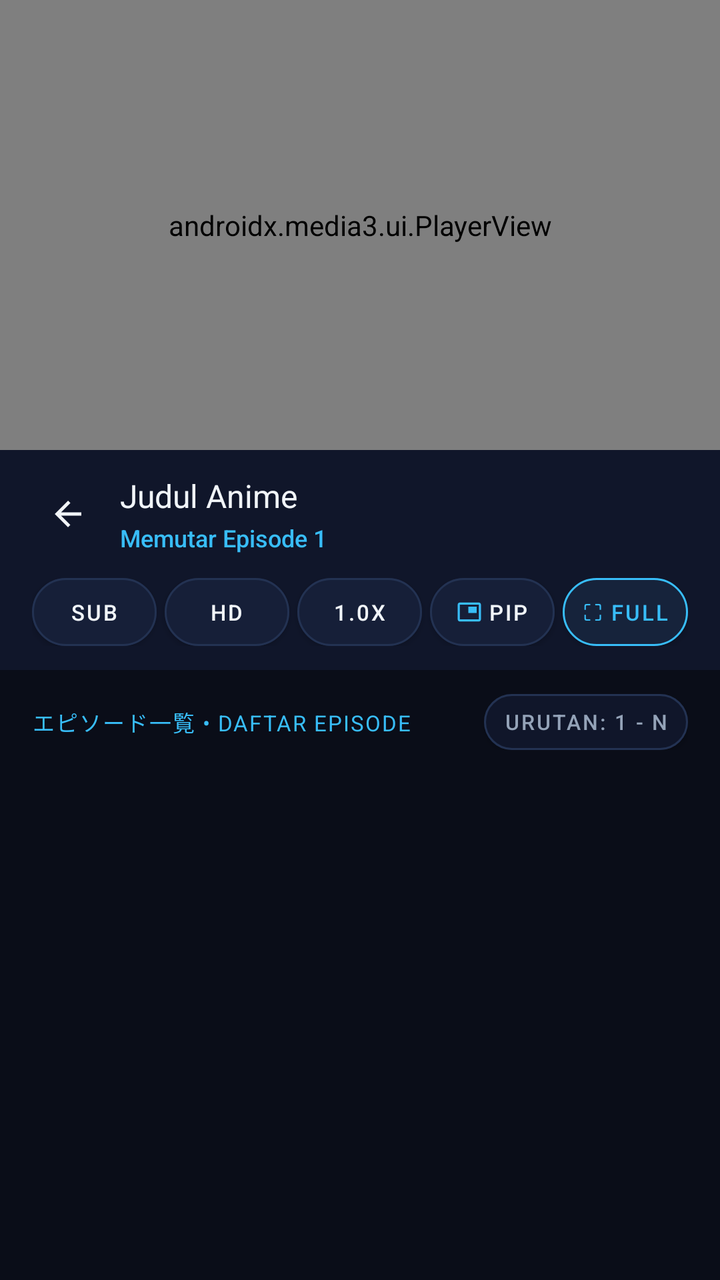
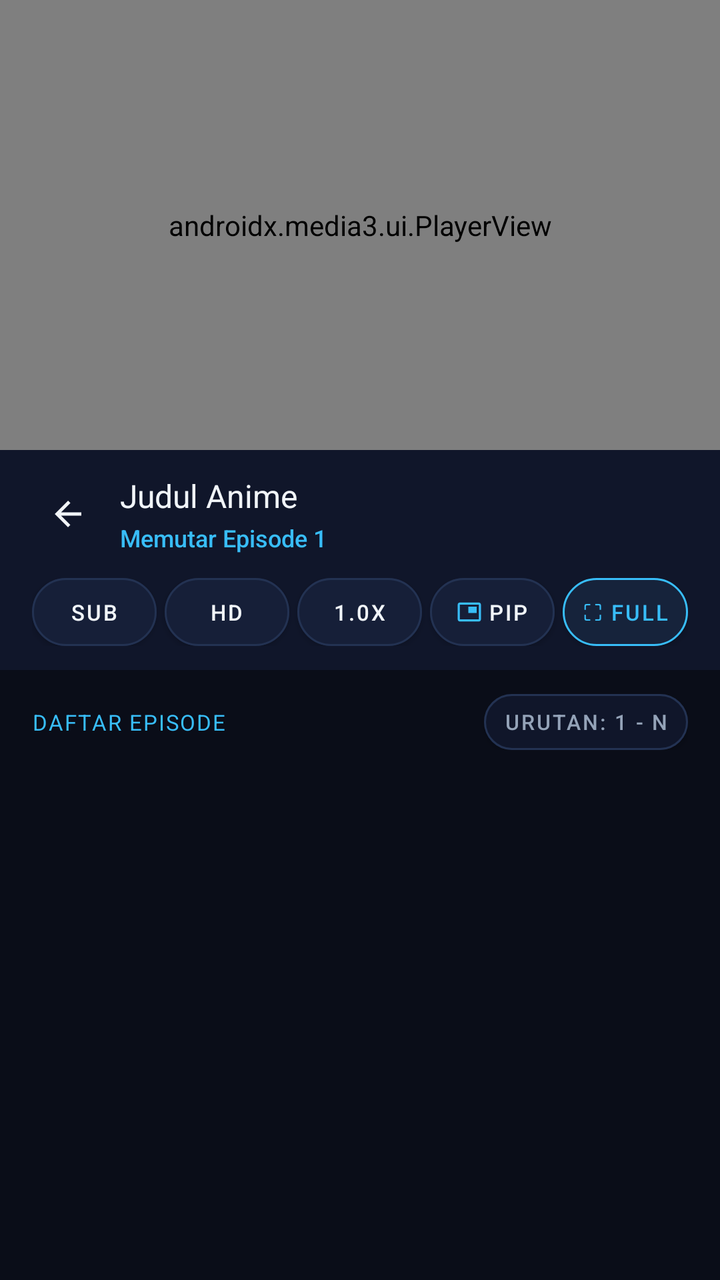

Compare the two renders of this Android layout. The source of the first and the diff that turns it into the second are given below.
<!-- AndroidManifest.xml: application theme Theme.Menatap -->
<!-- res/layout/activity_player.xml -->
<?xml version="1.0" encoding="utf-8"?>
<LinearLayout xmlns:android="http://schemas.android.com/apk/res/android"
    xmlns:app="http://schemas.android.com/apk/res-auto"
    android:id="@+id/layout_player_root"
    android:layout_width="match_parent"
    android:layout_height="match_parent"
    android:orientation="vertical"
    android:background="@drawable/bg_anime_canvas_shinkai">

    
    <FrameLayout
        android:id="@+id/fl_player_wrapper"
        android:layout_width="match_parent"
        android:layout_height="225dp"
        android:background="#000000">

        
        <androidx.media3.ui.PlayerView
            android:id="@+id/player_view"
            android:layout_width="match_parent"
            android:layout_height="match_parent"
            app:use_controller="true"
            app:show_timeout="3500"
            app:show_next_button="true"
            app:show_previous_button="true"
            app:show_subtitle_button="true"
            app:resize_mode="fit"
            app:surface_type="surface_view" />

        
        <LinearLayout
            android:id="@+id/hud_hold_speed"
            android:layout_width="wrap_content"
            android:layout_height="wrap_content"
            android:layout_gravity="top|center_horizontal"
            android:layout_marginTop="28dp"
            android:orientation="horizontal"
            android:gravity="center"
            android:background="@drawable/bg_player_hud_pill"
            android:paddingHorizontal="18dp"
            android:paddingVertical="8dp"
            android:elevation="6dp"
            android:visibility="gone">

            <TextView
                android:id="@+id/tv_hold_speed_icon"
                android:layout_width="wrap_content"
                android:layout_height="wrap_content"
                android:text="⚡"
                android:textColor="@color/accent_glacial"
                android:textSize="15sp" />

            <TextView
                android:id="@+id/tv_hold_speed_text"
                android:layout_width="wrap_content"
                android:layout_height="wrap_content"
                android:layout_marginStart="8dp"
                android:text="2X Cepat >>"
                android:textColor="@color/text_frost_bright"
                android:textSize="13sp"
                android:fontFamily="sans-serif-medium" />
        </LinearLayout>

        
        <LinearLayout
            android:id="@+id/hud_osd"
            android:layout_width="wrap_content"
            android:layout_height="wrap_content"
            android:layout_gravity="center"
            android:orientation="horizontal"
            android:gravity="center_vertical"
            android:background="@drawable/bg_player_hud_pill"
            android:paddingHorizontal="20dp"
            android:paddingVertical="9dp"
            android:elevation="6dp"
            android:visibility="gone">

            <TextView
                android:id="@+id/tv_osd_icon"
                android:layout_width="wrap_content"
                android:layout_height="wrap_content"
                android:text="VOL"
                android:textColor="@color/accent_glacial"
                android:textSize="12sp"
                android:fontFamily="sans-serif-bold"
                android:letterSpacing="0.04" />

            <ProgressBar
                android:id="@+id/pb_osd_bar"
                style="?android:attr/progressBarStyleHorizontal"
                android:layout_width="110dp"
                android:layout_height="5dp"
                android:layout_marginStart="12dp"
                android:max="100"
                android:progress="50"
                android:progressTint="@color/accent_glacial" />

            <TextView
                android:id="@+id/tv_osd_val"
                android:layout_width="wrap_content"
                android:layout_height="wrap_content"
                android:layout_marginStart="10dp"
                android:text="50%"
                android:textColor="@color/text_frost_bright"
                android:textSize="13sp"
                android:fontFamily="sans-serif-medium" />
        </LinearLayout>

        
        <TextView
            android:id="@+id/tv_ripple_left"
            android:layout_width="130dp"
            android:layout_height="match_parent"
            android:layout_gravity="start"
            android:gravity="center"
            android:text="-10s"
            android:textColor="@color/text_frost_bright"
            android:textSize="18sp"
            android:fontFamily="sans-serif-bold"
            android:background="@drawable/bg_ripple_seek_left"
            android:clickable="false"
            android:visibility="gone" />

        <TextView
            android:id="@+id/tv_ripple_right"
            android:layout_width="130dp"
            android:layout_height="match_parent"
            android:layout_gravity="end"
            android:gravity="center"
            android:text="+10s"
            android:textColor="@color/text_frost_bright"
            android:textSize="18sp"
            android:fontFamily="sans-serif-bold"
            android:background="@drawable/bg_ripple_seek_right"
            android:clickable="false"
            android:visibility="gone" />

        
        <LinearLayout
            android:id="@+id/layout_buffering"
            android:layout_width="wrap_content"
            android:layout_height="wrap_content"
            android:layout_gravity="center"
            android:gravity="center"
            android:orientation="vertical"
            android:paddingHorizontal="22dp"
            android:paddingVertical="14dp"
            android:background="@drawable/bg_buffering_hud"
            android:visibility="gone">

            <ProgressBar
                android:id="@+id/pb_video_buffering"
                android:layout_width="32dp"
                android:layout_height="32dp"
                android:indeterminate="true"
                android:indeterminateTint="@color/accent_glacial" />

            <TextView
                android:id="@+id/tv_buffering_text"
                android:layout_width="wrap_content"
                android:layout_height="wrap_content"
                android:layout_marginTop="8dp"
                android:text="MENYIAPKAN STREAM..."
                android:textColor="@color/accent_glacial"
                android:textSize="11sp"
                android:fontFamily="sans-serif-bold"
                android:letterSpacing="0.05" />
        </LinearLayout>

        
        <TextView
            android:id="@+id/tv_subtitles"
            android:layout_width="wrap_content"
            android:layout_height="wrap_content"
            android:layout_gravity="bottom|center_horizontal"
            android:layout_marginBottom="22dp"
            android:layout_marginHorizontal="20dp"
            android:maxWidth="560dp"
            android:elevation="20dp"
            android:clickable="false"
            android:background="@drawable/bg_subtitle_pill"
            android:paddingHorizontal="14dp"
            android:paddingVertical="6dp"
            android:gravity="center"
            android:textAlignment="center"
            android:text=""
            android:textColor="#FFFFFF"
            android:textSize="16sp"
            android:textStyle="bold"
            android:shadowColor="#000000"
            android:shadowDx="1.5"
            android:shadowDy="1.5"
            android:shadowRadius="3.5"
            android:visibility="gone" />

        
        <Button
            android:id="@+id/btn_skip_op_ed"
            android:layout_width="wrap_content"
            android:layout_height="38dp"
            android:layout_gravity="bottom|end"
            android:layout_marginEnd="20dp"
            android:layout_marginBottom="65dp"
            android:backgroundTint="#D9090D16"
            app:strokeColor="@color/accent_glacial"
            app:strokeWidth="1.5dp"
            app:cornerRadius="19dp"
            app:icon="@drawable/ic_skip_next"
            app:iconTint="@color/accent_glacial"
            app:iconPadding="5dp"
            app:iconSize="15dp"
            android:paddingHorizontal="14dp"
            android:text="OP スキップ • Lewati OP"
            android:textColor="@color/accent_glacial"
            android:textSize="12sp"
            android:fontFamily="sans-serif-bold"
            android:letterSpacing="0.03"
            android:visibility="gone" />

        
        <ImageButton
            android:id="@+id/btn_screen_lock"
            android:layout_width="40dp"
            android:layout_height="40dp"
            android:layout_gravity="start|center_vertical"
            android:layout_marginStart="16dp"
            android:background="@drawable/bg_badge_frost"
            android:src="@drawable/ic_lock_open"
            app:tint="@color/text_frost_bright"
            android:visibility="gone"
            android:contentDescription="Kunci Layar" />

        
        <LinearLayout
            android:id="@+id/layout_safety_unlock"
            android:layout_width="wrap_content"
            android:layout_height="42dp"
            android:layout_gravity="start|center_vertical"
            android:layout_marginStart="24dp"
            android:background="@drawable/bg_player_hud_pill"
            android:orientation="horizontal"
            android:gravity="center_vertical"
            android:paddingHorizontal="16dp"
            android:clickable="true"
            android:focusable="true"
            android:elevation="14dp"
            android:visibility="gone">

            <ImageView
                android:layout_width="18dp"
                android:layout_height="18dp"
                android:src="@drawable/ic_lock"
                app:tint="@color/accent_glacial" />

            <TextView
                android:layout_width="wrap_content"
                android:layout_height="wrap_content"
                android:layout_marginStart="8dp"
                android:text="ロック解除 • Buka Kunci"
                android:textColor="@color/text_frost_bright"
                android:textSize="12.5sp"
                android:fontFamily="sans-serif-bold" />
        </LinearLayout>

        
        <LinearLayout
            android:id="@+id/layout_top_bar"
            android:layout_width="match_parent"
            android:layout_height="wrap_content"
            android:layout_gravity="top"
            android:orientation="horizontal"
            android:gravity="center_vertical"
            android:paddingTop="14dp"
            android:paddingBottom="20dp"
            android:paddingHorizontal="16dp"
            android:background="@drawable/bg_player_top_scrim"
            android:visibility="gone">

            <ImageButton
                android:id="@+id/btn_player_back"
                android:layout_width="38dp"
                android:layout_height="38dp"
                android:padding="8dp"
                android:background="@drawable/bg_exo_icon_btn"
                android:src="@drawable/ic_arrow_back"
                app:tint="@color/text_frost_bright"
                android:contentDescription="Kembali" />

            <LinearLayout
                android:layout_width="0dp"
                android:layout_height="wrap_content"
                android:layout_weight="1"
                android:layout_marginStart="10dp"
                android:layout_marginEnd="8dp"
                android:orientation="vertical">

                <TextView
                    android:id="@+id/tv_player_title"
                    android:layout_width="wrap_content"
                    android:layout_height="wrap_content"
                    android:text="Memuat Video..."
                    android:textColor="@color/text_frost_bright"
                    android:textSize="15sp"
                    android:fontFamily="sans-serif-bold"
                    android:singleLine="true"
                    android:ellipsize="end" />

                <TextView
                    android:id="@+id/tv_sub_status"
                    android:layout_width="wrap_content"
                    android:layout_height="wrap_content"
                    android:layout_marginTop="2dp"
                    android:text="Subtitle: Auto (Indonesia)"
                    android:textColor="@color/text_frost_subtle"
                    android:textSize="11sp"
                    android:fontFamily="sans-serif" />
            </LinearLayout>

            
            <LinearLayout
                android:id="@+id/layout_legacy_top_pills"
                android:layout_width="0dp"
                android:layout_height="0dp"
                android:visibility="gone">

                <Button
                    android:id="@+id/btn_aspect"
                    android:layout_width="wrap_content"
                    android:layout_height="34dp"
                    android:visibility="gone" />

                <Button
                    android:id="@+id/btn_quality"
                    android:layout_width="wrap_content"
                    android:layout_height="34dp"
                    android:visibility="gone" />

                <Button
                    android:id="@+id/btn_speed"
                    android:layout_width="wrap_content"
                    android:layout_height="34dp"
                    android:visibility="gone" />

                <Button
                    android:id="@+id/btn_sub_selector"
                    android:layout_width="wrap_content"
                    android:layout_height="34dp"
                    android:visibility="gone" />
            </LinearLayout>
        </LinearLayout>
    </FrameLayout>

    
    <LinearLayout
        android:id="@+id/layout_portrait_bottom"
        android:layout_width="match_parent"
        android:layout_height="0dp"
        android:layout_weight="1"
        android:orientation="vertical"
        android:background="@color/frost_void">

        
        <LinearLayout
            android:layout_width="match_parent"
            android:layout_height="wrap_content"
            android:orientation="vertical"
            android:paddingHorizontal="16dp"
            android:paddingTop="12dp"
            android:paddingBottom="12dp"
            android:background="@color/frost_surface">

            <LinearLayout
                android:layout_width="match_parent"
                android:layout_height="wrap_content"
                android:orientation="horizontal"
                android:gravity="center_vertical">

                <ImageButton
                    android:id="@+id/btn_portrait_back"
                    android:layout_width="36dp"
                    android:layout_height="36dp"
                    android:background="?android:attr/selectableItemBackgroundBorderless"
                    android:src="@drawable/ic_arrow_back"
                    app:tint="@color/text_frost_bright"
                    android:contentDescription="Kembali" />

                <LinearLayout
                    android:layout_width="0dp"
                    android:layout_height="wrap_content"
                    android:layout_weight="1"
                    android:layout_marginStart="8dp"
                    android:orientation="vertical">

                    <TextView
                        android:id="@+id/tv_portrait_anime_title"
                        android:layout_width="match_parent"
                        android:layout_height="wrap_content"
                        android:text="Judul Anime"
                        android:textColor="@color/text_frost_bright"
                        android:textSize="16sp"
                        android:fontFamily="sans-serif-bold"
                        android:maxLines="1"
                        android:ellipsize="end" />

                    <TextView
                        android:id="@+id/tv_portrait_current_ep"
                        android:layout_width="wrap_content"
                        android:layout_height="wrap_content"
                        android:layout_marginTop="2dp"
                        android:text="Memutar Episode 1"
                        android:textColor="@color/accent_glacial"
                        android:textSize="12sp"
                        android:fontFamily="sans-serif-medium" />
                </LinearLayout>
            </LinearLayout>

            
            <LinearLayout
                android:layout_width="match_parent"
                android:layout_height="wrap_content"
                android:orientation="horizontal"
                android:gravity="center_vertical"
                android:layout_marginTop="12dp">

                <Button
                    android:id="@+id/btn_portrait_sub"
                    android:layout_width="0dp"
                    android:layout_height="34dp"
                    android:layout_weight="1"
                    android:layout_marginEnd="4dp"
                    android:insetTop="0dp"
                    android:insetBottom="0dp"
                    android:insetLeft="0dp"
                    android:insetRight="0dp"
                    android:minWidth="0dp"
                    android:minHeight="0dp"
                    android:paddingLeft="0dp"
                    android:paddingRight="0dp"
                    android:paddingTop="0dp"
                    android:paddingBottom="0dp"
                    android:gravity="center"
                    android:text="Sub"
                    android:textSize="11sp"
                    android:fontFamily="sans-serif-medium"
                    android:textColor="@color/text_frost_bright"
                    android:backgroundTint="@color/frost_elevated"
                    app:cornerRadius="17dp"
                    app:strokeColor="@color/frost_border"
                    app:strokeWidth="1dp" />

                <Button
                    android:id="@+id/btn_portrait_quality"
                    android:layout_width="0dp"
                    android:layout_height="34dp"
                    android:layout_weight="1"
                    android:layout_marginEnd="4dp"
                    android:insetTop="0dp"
                    android:insetBottom="0dp"
                    android:insetLeft="0dp"
                    android:insetRight="0dp"
                    android:minWidth="0dp"
                    android:minHeight="0dp"
                    android:paddingLeft="0dp"
                    android:paddingRight="0dp"
                    android:paddingTop="0dp"
                    android:paddingBottom="0dp"
                    android:gravity="center"
                    android:text="HD"
                    android:textSize="11sp"
                    android:fontFamily="sans-serif-medium"
                    android:textColor="@color/text_frost_bright"
                    android:backgroundTint="@color/frost_elevated"
                    app:cornerRadius="17dp"
                    app:strokeColor="@color/frost_border"
                    app:strokeWidth="1dp" />

                <Button
                    android:id="@+id/btn_portrait_speed"
                    android:layout_width="0dp"
                    android:layout_height="34dp"
                    android:layout_weight="1"
                    android:layout_marginEnd="4dp"
                    android:insetTop="0dp"
                    android:insetBottom="0dp"
                    android:insetLeft="0dp"
                    android:insetRight="0dp"
                    android:minWidth="0dp"
                    android:minHeight="0dp"
                    android:paddingLeft="0dp"
                    android:paddingRight="0dp"
                    android:paddingTop="0dp"
                    android:paddingBottom="0dp"
                    android:gravity="center"
                    android:text="1.0x"
                    android:textSize="11sp"
                    android:fontFamily="sans-serif-medium"
                    android:textColor="@color/text_frost_bright"
                    android:backgroundTint="@color/frost_elevated"
                    app:cornerRadius="17dp"
                    app:strokeColor="@color/frost_border"
                    app:strokeWidth="1dp" />

                <Button
                    android:id="@+id/btn_portrait_pip"
                    android:layout_width="0dp"
                    android:layout_height="34dp"
                    android:layout_weight="1"
                    android:layout_marginEnd="4dp"
                    android:insetTop="0dp"
                    android:insetBottom="0dp"
                    android:insetLeft="0dp"
                    android:insetRight="0dp"
                    android:minWidth="0dp"
                    android:minHeight="0dp"
                    android:paddingLeft="0dp"
                    android:paddingRight="0dp"
                    android:paddingTop="0dp"
                    android:paddingBottom="0dp"
                    android:gravity="center"
                    android:text="PiP"
                    android:textSize="11sp"
                    android:fontFamily="sans-serif-medium"
                    android:textColor="@color/text_frost_bright"
                    android:backgroundTint="@color/frost_elevated"
                    app:icon="@drawable/ic_pip"
                    app:iconTint="@color/accent_glacial"
                    app:iconSize="12.5dp"
                    app:iconPadding="3dp"
                    app:iconGravity="textStart"
                    app:cornerRadius="17dp"
                    app:strokeColor="@color/frost_border"
                    app:strokeWidth="1dp" />

                <Button
                    android:id="@+id/btn_portrait_fullscreen"
                    android:layout_width="0dp"
                    android:layout_height="34dp"
                    android:layout_weight="1"
                    android:insetTop="0dp"
                    android:insetBottom="0dp"
                    android:insetLeft="0dp"
                    android:insetRight="0dp"
                    android:minWidth="0dp"
                    android:minHeight="0dp"
                    android:paddingLeft="0dp"
                    android:paddingRight="0dp"
                    android:paddingTop="0dp"
                    android:paddingBottom="0dp"
                    android:gravity="center"
                    android:text="⛶ Full"
                    android:textSize="11sp"
                    android:fontFamily="sans-serif-medium"
                    android:textColor="@color/accent_glacial"
                    android:backgroundTint="#16233B"
                    app:cornerRadius="17dp"
                    app:strokeColor="@color/accent_glacial"
                    app:strokeWidth="1dp" />
            </LinearLayout>
        </LinearLayout>

        
        <LinearLayout
            android:layout_width="match_parent"
            android:layout_height="wrap_content"
            android:orientation="horizontal"
            android:gravity="center_vertical"
            android:paddingHorizontal="16dp"
            android:paddingTop="12dp"
            android:paddingBottom="8dp">

            <TextView
                android:id="@+id/tv_portrait_ep_count"
                android:layout_width="0dp"
                android:layout_height="wrap_content"
                android:layout_weight="1"
                android:text="エピソード一覧 • DAFTAR EPISODE"
                android:textColor="@color/accent_glacial"
                android:textSize="11sp"
                android:fontFamily="sans-serif-bold"
                android:letterSpacing="0.06" />

            <Button
                android:id="@+id/btn_portrait_sort"
                android:layout_width="wrap_content"
                android:layout_height="28dp"
                android:insetTop="0dp"
                android:insetBottom="0dp"
                android:insetLeft="0dp"
                android:insetRight="0dp"
                android:minHeight="0dp"
                android:minWidth="0dp"
                android:paddingHorizontal="10dp"
                android:gravity="center"
                android:text="Urutan: 1 - N"
                android:textColor="@color/text_frost_subtle"
                android:backgroundTint="@color/frost_surface"
                app:cornerRadius="14dp"
                app:strokeColor="@color/frost_border"
                app:strokeWidth="1dp"
                android:textSize="10.5sp" />
        </LinearLayout>

        
        <androidx.recyclerview.widget.RecyclerView
            android:id="@+id/rv_portrait_episodes"
            android:layout_width="match_parent"
            android:layout_height="0dp"
            android:layout_weight="1"
            android:paddingHorizontal="12dp"
            android:paddingBottom="20dp"
            android:clipToPadding="false"
            android:scrollbars="vertical" />
    </LinearLayout>
</LinearLayout>
<!-- resources referenced by this layout -->
<resources>
  <color name="accent_glacial">#38BDF8</color>
  <color name="frost_border">#233252</color>
  <color name="frost_elevated">#161F38</color>
  <color name="frost_surface">#10162A</color>
  <color name="frost_void">#0A0D18</color>
  <color name="text_frost_bright">#F1F5F9</color>
  <color name="text_frost_subtle">#94A3B8</color>
  <!-- drawable bg_anime_canvas_shinkai (drawable) -->
  <?xml version="1.0" encoding="utf-8"?>
  <shape xmlns:android="http://schemas.android.com/apk/res/android"
      android:shape="rectangle">
      
      <gradient
          android:angle="270"
          android:startColor="#181530"
          android:centerColor="#0E1324"
          android:endColor="#0A0D18"
          android:type="linear" />
  </shape>
  <!-- drawable bg_badge_frost (drawable) -->
  <?xml version="1.0" encoding="utf-8"?>
  <shape xmlns:android="http://schemas.android.com/apk/res/android"
      android:shape="rectangle">
      <corners android:radius="6dp" />
      <solid android:color="#CC080C14" />
      <stroke
          android:width="0.8dp"
          android:color="@color/frost_border" />
  </shape>
  <!-- drawable bg_buffering_hud (drawable) -->
  <?xml version="1.0" encoding="utf-8"?>
  <shape xmlns:android="http://schemas.android.com/apk/res/android"
      android:shape="rectangle">
      <solid android:color="#D9090A0F" />
      <corners android:radius="14dp" />
      <stroke
          android:width="1dp"
          android:color="#3338BDF8" />
  </shape>
  <!-- drawable bg_player_hud_pill (drawable) -->
  <?xml version="1.0" encoding="utf-8"?>
  <shape xmlns:android="http://schemas.android.com/apk/res/android"
      android:shape="rectangle">
      <solid android:color="#E612151E" />
      <corners android:radius="24dp" />
      <stroke
          android:width="1dp"
          android:color="#4D38BDF8" />
  </shape>
  <!-- drawable bg_player_top_scrim (drawable) -->
  <?xml version="1.0" encoding="utf-8"?>
  <shape xmlns:android="http://schemas.android.com/apk/res/android"
      android:shape="rectangle">
      <gradient
          android:angle="270"
          android:startColor="#E606080D"
          android:centerColor="#8C06080D"
          android:endColor="#00000000" />
  </shape>
  <!-- drawable bg_subtitle_pill (drawable) -->
  <?xml version="1.0" encoding="utf-8"?>
  <shape xmlns:android="http://schemas.android.com/apk/res/android"
      android:shape="rectangle">
      <corners android:radius="6dp" />
      <solid android:color="#4D000000" />
  </shape>
  <!-- drawable ic_arrow_back (drawable) -->
  <?xml version="1.0" encoding="utf-8"?>
  <vector xmlns:android="http://schemas.android.com/apk/res/android"
      android:width="20dp"
      android:height="20dp"
      android:viewportWidth="24"
      android:viewportHeight="24">
      
      <path
          android:fillColor="#FFFFFFFF"
          android:pathData="M20,11H7.83l5.59,-5.59L12,4l-8,8 8,8 1.41,-1.41L7.83,13H20v-2z" />
  </vector>
  <!-- drawable ic_pip (drawable) -->
  <?xml version="1.0" encoding="utf-8"?>
  <vector xmlns:android="http://schemas.android.com/apk/res/android"
      android:width="24dp"
      android:height="24dp"
      android:viewportWidth="24"
      android:viewportHeight="24">
      
      <path
          android:fillColor="#FFFFFFFF"
          android:pathData="M19,7h-8v6h8V7zM21,3H3C1.9,3 1,3.9 1,5v14c0,1.1 0.9,2 2,2h18c1.1,0 2,-0.9 2,-2V5C23,3.9 22.1,3 21,3zM21,19.01H3V4.99h18V19.01z"/>
  </vector>
  <!-- drawable ic_skip_next (drawable) -->
  <?xml version="1.0" encoding="utf-8"?>
  <vector xmlns:android="http://schemas.android.com/apk/res/android"
      android:width="15dp"
      android:height="15dp"
      android:viewportWidth="24"
      android:viewportHeight="24">
      
      <path
          android:fillColor="#FFFFFFFF"
          android:pathData="M6,18 L14.5,12 L6,6 V18 Z M16,6 V18 H18 V6 H16 Z" />
  </vector>
  <color name="accent_azure">#38BDF8</color>
  <color name="accent_frost_iris">#818CF8</color>
  <!-- unchanged entries left out for length: 6 -->
</resources>

<!-- the commit's change to res/layout/activity_player.xml (unified diff, before → after) -->
@@ -210,7 +210,7 @@
             app:iconPadding="5dp"
             app:iconSize="15dp"
             android:paddingHorizontal="14dp"
-            android:text="OP スキップ • Lewati OP"
+            android:text="@string/player_skip_op"
             android:textColor="@color/accent_glacial"
             android:textSize="12sp"
             android:fontFamily="sans-serif-bold"
@@ -256,7 +256,7 @@
                 android:layout_width="wrap_content"
                 android:layout_height="wrap_content"
                 android:layout_marginStart="8dp"
-                android:text="ロック解除 • Buka Kunci"
+                android:text="@string/player_unlock"
                 android:textColor="@color/text_frost_bright"
                 android:textSize="12.5sp"
                 android:fontFamily="sans-serif-bold" />
@@ -573,7 +573,7 @@
                 android:layout_width="0dp"
                 android:layout_height="wrap_content"
                 android:layout_weight="1"
-                android:text="エピソード一覧 • DAFTAR EPISODE"
+                android:text="@string/player_episodes_title"
                 android:textColor="@color/accent_glacial"
                 android:textSize="11sp"
                 android:fontFamily="sans-serif-bold"
<!-- resource entries referenced after the edit -->
@@ -102,6 +102,9 @@
           android:fillColor="#FFFFFFFF"
           android:pathData="M6,18 L14.5,12 L6,6 V18 Z M16,6 V18 H18 V6 H16 Z" />
   </vector>
+  <string name="player_episodes_title">DAFTAR EPISODE</string>
+  <string name="player_skip_op">Lewati OP</string>
+  <string name="player_unlock">Buka Kunci</string>
   <color name="accent_azure">#38BDF8</color>
   <color name="accent_frost_iris">#818CF8</color>
   <!-- unchanged entries left out for length: 6 -->
